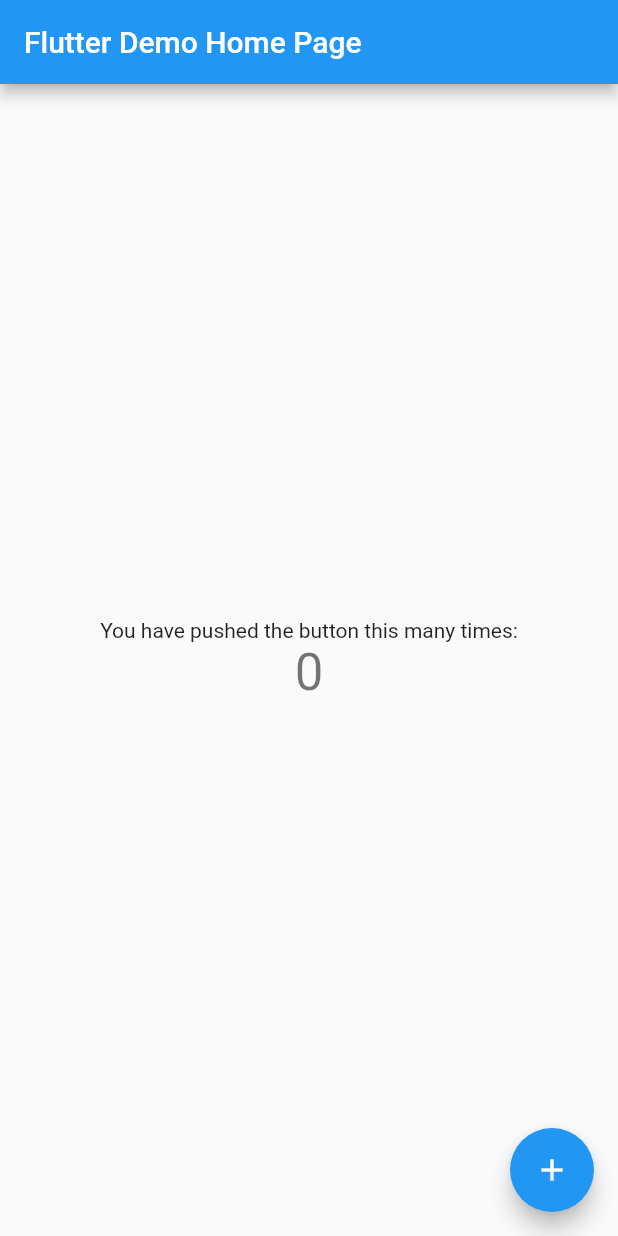
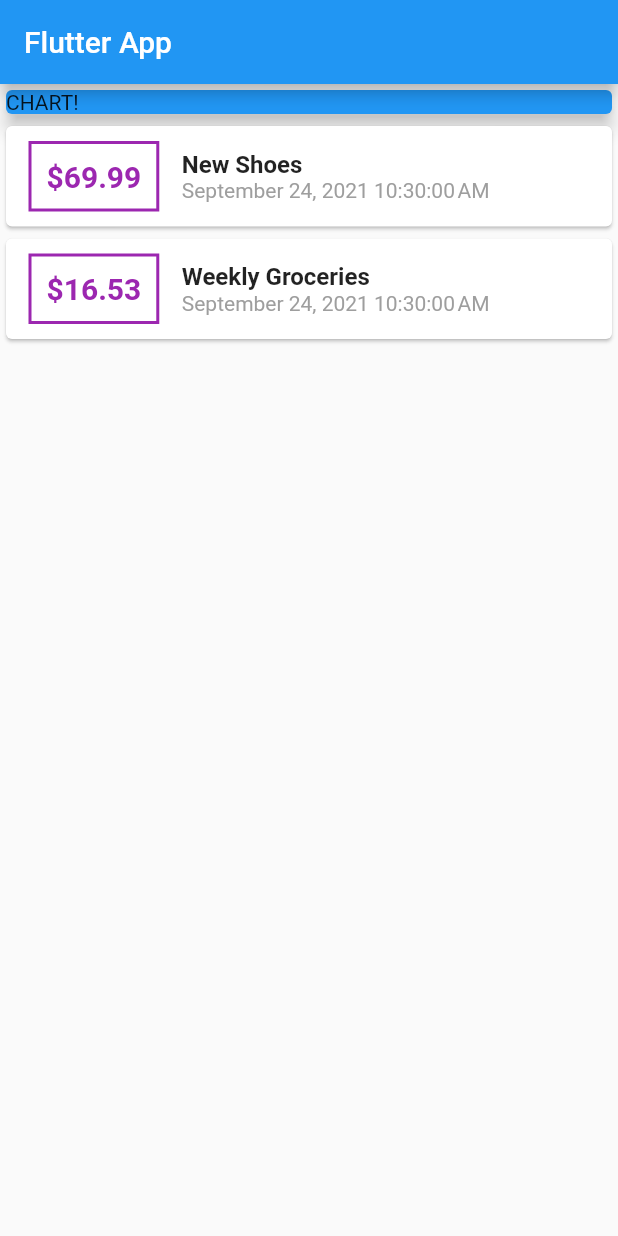
Before and after one commit to LakithaDM/BudgetApp, a Flutter app: the screen it shows after launch, on a phone screen of 412 x 824 dp. Run offline on Flutter 3.47's test engine with Material 2 defaults, Android fonts, the light colour scheme and no system bars.

Commit message:
Add transaction widget

```diff
--- /dev/null
+++ b/budjetapp/lib/Transaction.dart
@@ -0,0 +1,15 @@
+import 'package:flutter/foundation.dart';
+
+class Transaction {
+  final String id;
+  final String title;
+  final double amount;
+  final DateTime date;
+
+  Transaction({
+    @required this.id,
+    @required this.title,
+    @required this.amount,
+    @required this.date,
+  });
+}
--- a/budjetapp/lib/main.dart
+++ b/budjetapp/lib/main.dart
@@ -1,113 +1,104 @@
 import 'package:flutter/material.dart';
+import './transaction.dart';
+import 'package:intl/intl.dart';
 
-void main() {
-  runApp(MyApp());
-}
+void main() => runApp(MyApp());
 
 class MyApp extends StatelessWidget {
-  // This widget is the root of your application.
   @override
   Widget build(BuildContext context) {
     return MaterialApp(
-      title: 'Flutter Demo',
-      theme: ThemeData(
-        // This is the theme of your application.
-        //
-        // Try running your application with "flutter run". You'll see the
-        // application has a blue toolbar. Then, without quitting the app, try
-        // changing the primarySwatch below to Colors.green and then invoke
-        // "hot reload" (press "r" in the console where you ran "flutter run",
-        // or simply save your changes to "hot reload" in a Flutter IDE).
-        // Notice that the counter didn't reset back to zero; the application
-        // is not restarted.
-        primarySwatch: Colors.blue,
-      ),
-      home: MyHomePage(title: 'Flutter Demo Home Page'),
+      title: 'Flutter App',
+      home: MyHomePage(),
     );
   }
 }
 
-class MyHomePage extends StatefulWidget {
-  MyHomePage({Key? key, required this.title}) : super(key: key);
-
-  // This widget is the home page of your application. It is stateful, meaning
-  // that it has a State object (defined below) that contains fields that affect
-  // how it looks.
-
-  // This class is the configuration for the state. It holds the values (in this
-  // case the title) provided by the parent (in this case the App widget) and
-  // used by the build method of the State. Fields in a Widget subclass are
-  // always marked "final".
-
-  final String title;
-
-  @override
-  _MyHomePageState createState() => _MyHomePageState();
-}
-
-class _MyHomePageState extends State<MyHomePage> {
-  int _counter = 0;
-
-  void _incrementCounter() {
-    setState(() {
-      // This call to setState tells the Flutter framework that something has
-      // changed in this State, which causes it to rerun the build method below
-      // so that the display can reflect the updated values. If we changed
-      // _counter without calling setState(), then the build method would not be
-      // called again, and so nothing would appear to happen.
-      _counter++;
-    });
-  }
+class MyHomePage extends StatelessWidget {
+  final List<Transaction> transactions = [
+    Transaction(
+      id: 't1',
+      title: 'New Shoes',
+      amount: 69.99,
+      date: DateTime.now(),
+    ),
+    Transaction(
+      id: 't2',
+      title: 'Weekly Groceries',
+      amount: 16.53,
+      date: DateTime.now(),
+    ),
+  ];
 
   @override
   Widget build(BuildContext context) {
-    // This method is rerun every time setState is called, for instance as done
-    // by the _incrementCounter method above.
-    //
-    // The Flutter framework has been optimized to make rerunning build methods
-    // fast, so that you can just rebuild anything that needs updating rather
-    // than having to individually change instances of widgets.
     return Scaffold(
       appBar: AppBar(
-        // Here we take the value from the MyHomePage object that was created by
-        // the App.build method, and use it to set our appbar title.
-        title: Text(widget.title),
+        title: Text('Flutter App'),
       ),
-      body: Center(
-        // Center is a layout widget. It takes a single child and positions it
-        // in the middle of the parent.
-        child: Column(
-          // Column is also a layout widget. It takes a list of children and
-          // arranges them vertically. By default, it sizes itself to fit its
-          // children horizontally, and tries to be as tall as its parent.
-          //
-          // Invoke "debug painting" (press "p" in the console, choose the
-          // "Toggle Debug Paint" action from the Flutter Inspector in Android
-          // Studio, or the "Toggle Debug Paint" command in Visual Studio Code)
-          // to see the wireframe for each widget.
-          //
-          // Column has various properties to control how it sizes itself and
-          // how it positions its children. Here we use mainAxisAlignment to
-          // center the children vertically; the main axis here is the vertical
-          // axis because Columns are vertical (the cross axis would be
-          // horizontal).
-          mainAxisAlignment: MainAxisAlignment.center,
+      body: Column(
+        mainAxisAlignment: MainAxisAlignment.start,
+        crossAxisAlignment: CrossAxisAlignment.stretch,
+        children: <Widget>[
+          Container(
+            width: double.infinity,
+            child: Card(
+              color: Colors.blue,
+              child: Text('CHART!'),
+              elevation: 5,
+            ),
+          ),
+          Column(
+            children: transactions.map((tx) {
+              return Card(
+                child: Row(
+                  children: <Widget>[
+                    Container(
+                      margin: EdgeInsets.symmetric(
+                        vertical: 10,
+                        horizontal: 15,
+                      ),
+                      decoration: BoxDecoration(
+                        border: Border.all(
+                          color: Colors.purple,
+                          width: 2,
+                        ),
+                      ),
+                      padding: EdgeInsets.all(10),
+                      child: Text(
+                        '\$${tx.amount}',
+                        style: TextStyle(
+                          fontWeight: FontWeight.bold,
+                          fontSize: 20,
+                          color: Colors.purple,
+                        ),
+                      ),
+                    ),
+                    Column(
+                      crossAxisAlignment: CrossAxisAlignment.start,
                       children: <Widget>[
                         Text(
-              'You have pushed the button this many times:',
+                          tx.title,
+                          style: TextStyle(
+                            fontSize: 16,
+                            fontWeight: FontWeight.bold,
+                          ),
                         ),
                         Text(
-              '$_counter',
-              style: Theme.of(context).textTheme.headline4,
+                          DateFormat().format(tx.date),
+                          style: TextStyle(
+                            color: Colors.grey,
+                          ),
                         ),
                       ],
                     ),
+                  ],
                 ),
-      floatingActionButton: FloatingActionButton(
-        onPressed: _incrementCounter,
-        tooltip: 'Increment',
-        child: Icon(Icons.add),
-      ), // This trailing comma makes auto-formatting nicer for build methods.
+              );
+            }).toList(),
+          ),
+        ],
+      ),
     );
   }
 }
```
Also changed, not shown: budjetapp/pubspec.lock. Lines whose indentation alone changed are shown as unchanged.
